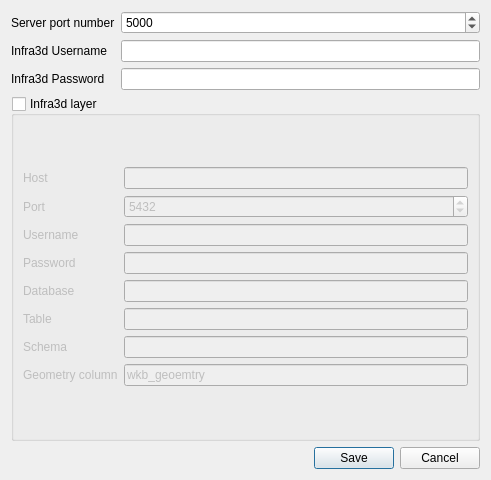
Above: ui/settings.ui from iNovitas/infra3d-qgis-plugin before the change. Below: the same form after it.
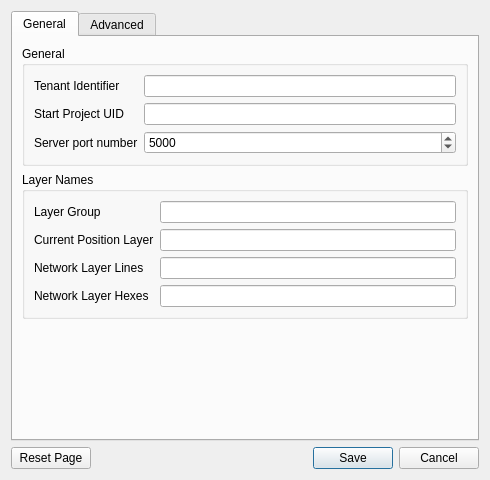
That is the form after the change. Icons and pictures are not drawn. Custom widgets are drawn as their Qt base class.

What changed in the file:
```diff
--- a/ui/settings.ui
+++ b/ui/settings.ui
@@ -6,193 +6,298 @@
    <rect>
     <x>0</x>
     <y>0</y>
-    <width>491</width>
+    <width>490</width>
     <height>480</height>
    </rect>
   </property>
   <property name="windowTitle">
    <string>infra3DRoad Settings</string>
   </property>
-  <layout class="QGridLayout" name="gridLayout">
-   <item row="1" column="0">
-    <widget class="QDialogButtonBox" name="buttonBox">
-     <property name="orientation">
-      <enum>Qt::Orientation::Horizontal</enum>
+  <layout class="QVBoxLayout" name="verticalLayout_3">
+   <item>
+    <widget class="QTabWidget" name="tabWidget">
+     <property name="currentIndex">
+      <number>0</number>
      </property>
-     <property name="standardButtons">
-      <set>QDialogButtonBox::StandardButton::Cancel|QDialogButtonBox::StandardButton::Save</set>
-     </property>
-    </widget>
-   </item>
-   <item row="0" column="0">
-    <layout class="QGridLayout" name="gridLayout_2">
-     <item row="3" column="1">
-      <widget class="QSpinBox" name="server_port_spinBox">
-       <property name="toolTip">
-        <string>Port number which the local socketio server will bind to</string>
-       </property>
-       <property name="minimum">
-        <number>1025</number>
-       </property>
-       <property name="maximum">
-        <number>65535</number>
-       </property>
-       <property name="value">
-        <number>5000</number>
-       </property>
-      </widget>
-     </item>
-     <item row="6" column="1">
-      <widget class="QLineEdit" name="infra3d_password_lineEdit">
-       <property name="inputMethodHints">
-        <set>Qt::InputMethodHint::ImhNoAutoUppercase|Qt::InputMethodHint::ImhNoPredictiveText|Qt::InputMethodHint::ImhSensitiveData</set>
-       </property>
-       <property name="echoMode">
-        <enum>QLineEdit::EchoMode::PasswordEchoOnEdit</enum>
-       </property>
-      </widget>
-     </item>
-     <item row="6" column="0">
-      <widget class="QLabel" name="label_2">
-       <property name="text">
-        <string>Infra3d Password</string>
-       </property>
-      </widget>
-     </item>
-     <item row="7" column="0" colspan="2">
-      <widget class="QGroupBox" name="infra3d_groupBox">
-       <property name="enabled">
-        <bool>true</bool>
-       </property>
-       <property name="title">
-        <string>Infra3d layer</string>
-       </property>
-       <property name="checkable">
-        <bool>true</bool>
-       </property>
-       <property name="checked">
-        <bool>false</bool>
-       </property>
-       <layout class="QGridLayout" name="gridLayout_6">
-        <item row="0" column="0">
-         <layout class="QGridLayout" name="gridLayout_5">
-          <item row="2" column="0">
-           <widget class="QLabel" name="label_5">
-            <property name="text">
-             <string>Username</string>
-            </property>
-           </widget>
-          </item>
-          <item row="5" column="1">
-           <widget class="QLineEdit" name="pg_table_lineEdit"/>
-          </item>
-          <item row="6" column="0">
-           <widget class="QLabel" name="label_10">
-            <property name="text">
-             <string>Schema</string>
-            </property>
-           </widget>
-          </item>
-          <item row="4" column="1">
-           <widget class="QLineEdit" name="pg_database_lineEdit"/>
-          </item>
+     <widget class="QWidget" name="General">
+      <property name="sizePolicy">
+       <sizepolicy hsizetype="Expanding" vsizetype="Preferred">
+        <horstretch>0</horstretch>
+        <verstretch>0</verstretch>
+       </sizepolicy>
+      </property>
+      <attribute name="title">
+       <string>General</string>
+      </attribute>
+      <layout class="QVBoxLayout" name="verticalLayout">
+       <item>
+        <widget class="QgsCollapsibleGroupBox" name="groupBox_General">
+         <property name="title">
+          <string>General</string>
+         </property>
+         <layout class="QGridLayout" name="gridLayout_2">
           <item row="6" column="1">
-           <widget class="QLineEdit" name="pg_schema_lineEdit"/>
-          </item>
-          <item row="3" column="0">
-           <widget class="QLabel" name="label_6">
-            <property name="text">
-             <string>Password</string>
+           <widget class="QLineEdit" name="lineEdit_startProjectUID">
+            <property name="inputMethodHints">
+             <set>Qt::InputMethodHint::ImhNone</set>
             </property>
-           </widget>
-          </item>
-          <item row="7" column="0">
-           <widget class="QLabel" name="label_11">
-            <property name="text">
-             <string>Geometry column</string>
-            </property>
-           </widget>
-          </item>
-          <item row="3" column="1">
-           <widget class="QLineEdit" name="pg_password_lineEdit">
             <property name="echoMode">
-             <enum>QLineEdit::EchoMode::PasswordEchoOnEdit</enum>
+             <enum>QLineEdit::EchoMode::Normal</enum>
             </property>
            </widget>
           </item>
-          <item row="0" column="1">
-           <widget class="QLineEdit" name="pg_host_lineEdit"/>
+          <item row="6" column="0">
+           <widget class="QLabel" name="label_2">
+            <property name="text">
+             <string>Start Project UID</string>
+            </property>
+            <property name="toolTip">
+             <string>The Project UID can be found in the Standalone Application in the URL</string>
+            </property>
+           </widget>
+          </item>    
+          <item row="5" column="0">
+           <widget class="QLabel" name="label_3">
+            <property name="text">
+             <string>Tenant Identifier</string>
+            </property>
+           </widget>
           </item>
-          <item row="4" column="0">
-           <widget class="QLabel" name="label_7">
+          <item row="5" column="1">
+           <widget class="QLineEdit" name="lineEdit_tenantIdentifier">
+            <property name="focusPolicy">
+             <enum>Qt::FocusPolicy::StrongFocus</enum>
+            </property>
+           </widget>
+          </item>
+          <item row="7" column="0">
+           <widget class="QLabel" name="label">
             <property name="text">
-             <string>Database</string>
+             <string>Server port number</string>
             </property>
            </widget>
           </item>
           <item row="7" column="1">
-           <widget class="QLineEdit" name="pg_geom_lineEdit">
-            <property name="text">
-             <string>wkb_geoemtry</string>
+           <widget class="QSpinBox" name="spinBox_serverPort">
+            <property name="toolTip">
+             <string>Port number which the local socketio server will bind to</string>
             </property>
-           </widget>
-          </item>
-          <item row="5" column="0">
-           <widget class="QLabel" name="label_9">
-            <property name="text">
-             <string>Table</string>
-            </property>
-           </widget>
-          </item>
-          <item row="0" column="0">
-           <widget class="QLabel" name="label_4">
-            <property name="text">
-             <string>Host</string>
-            </property>
-           </widget>
-          </item>
-          <item row="2" column="1">
-           <widget class="QLineEdit" name="pg_username_lineEdit"/>
-          </item>
-          <item row="1" column="0">
-           <widget class="QLabel" name="label_8">
-            <property name="text">
-             <string>Port</string>
-            </property>
-           </widget>
-          </item>
-          <item row="1" column="1">
-           <widget class="QSpinBox" name="pg_port_spinBox">
             <property name="minimum">
-             <number>1</number>
+             <number>1025</number>
             </property>
             <property name="maximum">
              <number>65535</number>
             </property>
             <property name="value">
-             <number>5432</number>
+             <number>5000</number>
             </property>
            </widget>
           </item>
          </layout>
-        </item>
-       </layout>
-      </widget>
-     </item>
-     <item row="5" column="0">
-      <widget class="QLabel" name="label_3">
+        </widget>
+       </item>
+       <item>
+        <widget class="QgsCollapsibleGroupBox" name="groupBox_LayerNames">
+         <property name="title">
+          <string>Layer Names</string>
+         </property>
+         <property name="collapsed">
+          <bool>false</bool>
+         </property>
+         <layout class="QGridLayout" name="gridLayout_3">
+          <item row="5" column="2">
+           <widget class="QLineEdit" name="lineEdit_layerGroup"/>
+          </item>
+          <item row="6" column="2">
+           <widget class="QLineEdit" name="lineEdit_currentPositionLayer">
+            <property name="inputMethodHints">
+             <set>Qt::InputMethodHint::ImhNone</set>
+            </property>
+            <property name="echoMode">
+             <enum>QLineEdit::EchoMode::Normal</enum>
+            </property>
+           </widget>
+          </item>
+          <item row="7" column="0">
+           <widget class="QLabel" name="label_6">
+            <property name="text">
+             <string>Network Layer Lines</string>
+            </property>
+           </widget>
+          </item>
+          <item row="8" column="0">
+           <widget class="QLabel" name="label_7">
+            <property name="text">
+             <string>Network Layer Hexes</string>
+            </property>
+           </widget>
+          </item>
+          <item row="6" column="0">
+           <widget class="QLabel" name="label_4">
+            <property name="text">
+             <string>Current Position Layer</string>
+            </property>
+           </widget>
+          </item>
+          <item row="5" column="0">
+           <widget class="QLabel" name="label_5">
+            <property name="text">
+             <string>Layer Group</string>
+            </property>
+           </widget>
+          </item>
+          <item row="7" column="2">
+           <widget class="QLineEdit" name="lineEdit_networkLayerLines">
+            <property name="inputMethodHints">
+             <set>Qt::InputMethodHint::ImhNone</set>
+            </property>
+            <property name="echoMode">
+             <enum>QLineEdit::EchoMode::Normal</enum>
+            </property>
+           </widget>
+          </item>
+          <item row="8" column="2">
+           <widget class="QLineEdit" name="lineEdit_networkLayerHexes"/>
+          </item>
+         </layout>
+        </widget>
+       </item>
+       <item>
+        <spacer name="verticalSpacer">
+         <property name="orientation">
+          <enum>Qt::Orientation::Vertical</enum>
+         </property>
+         <property name="sizeHint" stdset="0">
+          <size>
+           <width>20</width>
+           <height>40</height>
+          </size>
+         </property>
+        </spacer>
+       </item>
+      </layout>
+     </widget>
+     <widget class="QWidget" name="Advanced">
+      <attribute name="title">
+       <string>Advanced</string>
+      </attribute>
+      <layout class="QVBoxLayout" name="verticalLayout_2">
+       <item>
+        <widget class="QgsCollapsibleGroupBox" name="groupBox_LoaRules">
+         <property name="title">
+          <string>Network Layer Config</string>
+         </property>
+         <layout class="QGridLayout" name="gridLayout_3">
+          <item row="0" column="0">
+           <layout class="QHBoxLayout" name="horizontalLayout">
+            <item>
+             <spacer name="horizontalSpacer">
+              <property name="orientation">
+               <enum>Qt::Orientation::Horizontal</enum>
+              </property>
+              <property name="sizeHint" stdset="0">
+               <size>
+                <width>40</width>
+                <height>20</height>
+               </size>
+              </property>
+             </spacer>
+            </item>
+            <item>
+             <widget class="QPushButton" name="pushButton_addLoaRule">
+              <property name="text">
+               <string/>
+              </property>
+              <property name="icon">
+               <iconset theme="QIcon::ThemeIcon::ListAdd"/>
+              </property>
+             </widget>
+            </item>
+            <item>
+             <widget class="QPushButton" name="pushButton_removeLoaRule">
+              <property name="text">
+               <string/>
+              </property>
+              <property name="icon">
+               <iconset theme="QIcon::ThemeIcon::ListRemove"/>
+              </property>
+             </widget>
+            </item>
+           </layout>
+          </item>
+          <item row="1" column="0">
+           <widget class="QTableView" name="tableView_loaRules">
+            <property name="minimumSize">
+             <size>
+              <width>0</width>
+              <height>220</height>
+             </size>
+            </property>
+            <property name="baseSize">
+             <size>
+              <width>0</width>
+              <height>0</height>
+             </size>
+            </property>
+            <property name="showDropIndicator" stdset="0">
+             <bool>true</bool>
+            </property>
+            <property name="selectionMode">
+             <enum>QAbstractItemView::SelectionMode::SingleSelection</enum>
+            </property>
+            <property name="selectionBehavior">
+             <enum>QAbstractItemView::SelectionBehavior::SelectRows</enum>
+            </property>
+            <attribute name="horizontalHeaderCascadingSectionResizes">
+             <bool>true</bool>
+            </attribute>
+            <attribute name="horizontalHeaderShowSortIndicator" stdset="0">
+             <bool>true</bool>
+            </attribute>
+            <attribute name="verticalHeaderVisible">
+             <bool>true</bool>
+            </attribute>
+            <attribute name="verticalHeaderShowSortIndicator" stdset="0">
+             <bool>false</bool>
+            </attribute>
+           </widget>
+          </item>
+         </layout>
+        </widget>
+       </item>
+       <item>
+        <spacer name="verticalSpacer_2">
+         <property name="orientation">
+          <enum>Qt::Orientation::Vertical</enum>
+         </property>
+         <property name="sizeHint" stdset="0">
+          <size>
+           <width>20</width>
+           <height>40</height>
+          </size>
+         </property>
+        </spacer>
+       </item>
+      </layout>
+     </widget>
+    </widget>
+   </item>
+   <item>
+    <layout class="QHBoxLayout" name="horizontalLayout_2">
+     <item>
+      <widget class="QPushButton" name="pushButton_resetPage">
        <property name="text">
-        <string>Infra3d Username</string>
+        <string>Reset Page</string>
        </property>
       </widget>
      </item>
-     <item row="5" column="1">
-      <widget class="QLineEdit" name="infra3d_username_lineEdit"/>
-     </item>
-     <item row="3" column="0">
-      <widget class="QLabel" name="label">
-       <property name="text">
-        <string>Server port number</string>
+     <item>
+      <widget class="QDialogButtonBox" name="buttonBox">
+       <property name="orientation">
+        <enum>Qt::Orientation::Horizontal</enum>
+       </property>
+       <property name="standardButtons">
+        <set>QDialogButtonBox::StandardButton::Cancel|QDialogButtonBox::StandardButton::Save</set>
        </property>
       </widget>
      </item>
@@ -200,6 +305,14 @@
    </item>
   </layout>
  </widget>
+ <customwidgets>
+  <customwidget>
+   <class>QgsCollapsibleGroupBox</class>
+   <extends>QGroupBox</extends>
+   <header>qgscollapsiblegroupbox.h</header>
+   <container>1</container>
+  </customwidget>
+ </customwidgets>
  <tabstops>
   <tabstop>server_port_spinBox</tabstop>
   <tabstop>infra3d_username_lineEdit</tabstop>
```
Left out of the diff: 16 changed lines with no effect on the pictures.
